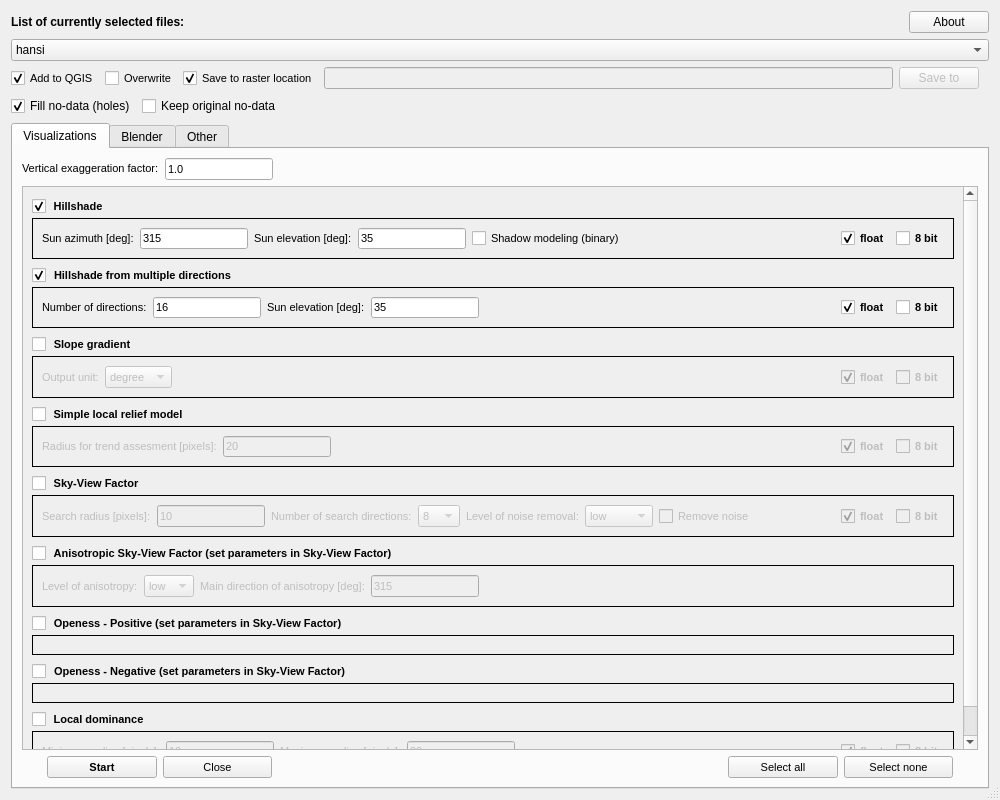
Qt form zip_build/rvt-qgis/qrvt_dialog_base.ui (EarthObservation/rvt-qgis) before a commit.
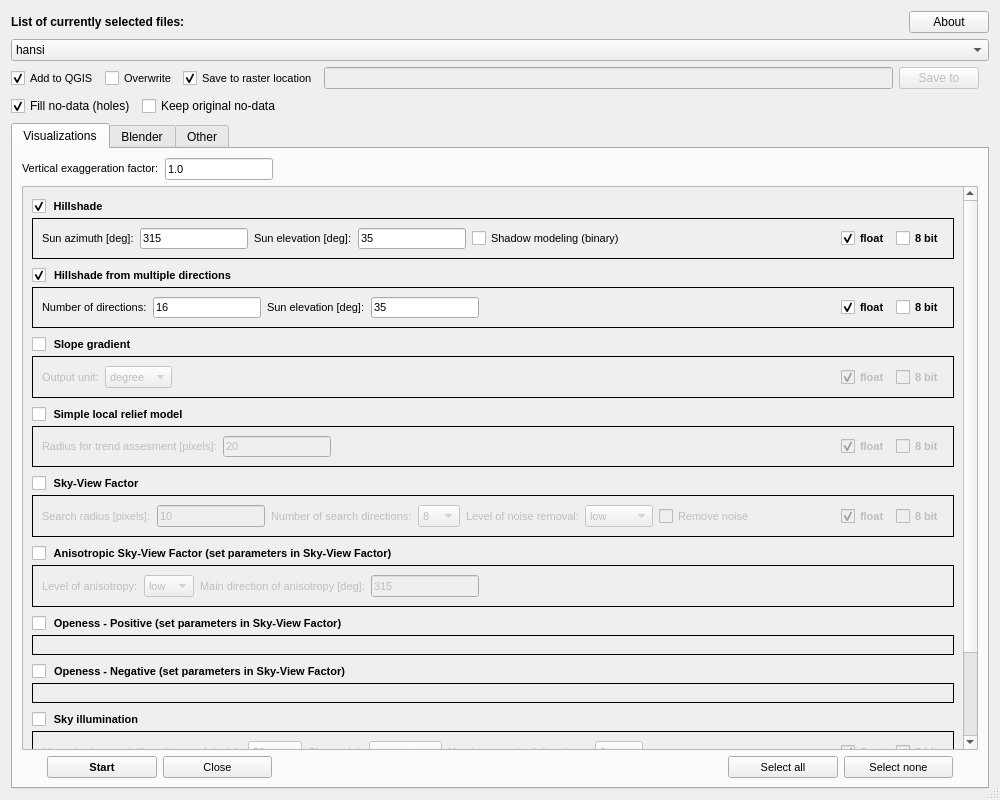
The same form after that commit. Custom widgets are drawn as their Qt base class.

Commit message: v0.6.0 fixed sky illumination

```diff
--- a/zip_build/rvt-qgis/qrvt_dialog_base.ui
+++ b/zip_build/rvt-qgis/qrvt_dialog_base.ui
@@ -345,12 +345,12 @@
                 <x>0</x>
                 <y>0</y>
                 <width>935</width>
-                <height>596</height>
+                <height>666</height>
                </rect>
               </property>
               <layout class="QVBoxLayout" name="verticalLayout_14">
                <item>
-                <layout class="QVBoxLayout" name="verticalLayout_6" stretch="2,2,2,2,2,2,2,2,2">
+                <layout class="QVBoxLayout" name="verticalLayout_6" stretch="2,2,2,2,2,2,2,2,2,2">
                  <property name="sizeConstraint">
                   <enum>QLayout::SetDefaultConstraint</enum>
                  </property>
@@ -1658,6 +1658,281 @@
                    <layout class="QHBoxLayout" name="horizontalLayout_21"/>
                   </widget>
                  </item>
+                 <item>
+                  <widget class="QGroupBox" name="group_illumination">
+                   <property name="enabled">
+                    <bool>true</bool>
+                   </property>
+                   <property name="sizePolicy">
+                    <sizepolicy hsizetype="Preferred" vsizetype="Preferred">
+                     <horstretch>0</horstretch>
+                     <verstretch>0</verstretch>
+                    </sizepolicy>
+                   </property>
+                   <property name="font">
+                    <font>
+                     <pointsize>8</pointsize>
+                     <weight>75</weight>
+                     <bold>true</bold>
+                    </font>
+                   </property>
+                   <property name="accessibleDescription">
+                    <string>sky_illumination</string>
+                   </property>
+                   <property name="title">
+                    <string>Sky illumination</string>
+                   </property>
+                   <property name="flat">
+                    <bool>false</bool>
+                   </property>
+                   <property name="checkable">
+                    <bool>true</bool>
+                   </property>
+                   <property name="checked">
+                    <bool>false</bool>
+                   </property>
+                   <layout class="QHBoxLayout" name="horizontalLayout_13" stretch="0,0,0">
+                    <item>
+                     <layout class="QHBoxLayout" name="horizontalLayout_2">
+                      <item>
+                       <widget class="QLabel" name="label_39">
+                        <property name="sizePolicy">
+                         <sizepolicy hsizetype="Preferred" vsizetype="Preferred">
+                          <horstretch>0</horstretch>
+                          <verstretch>0</verstretch>
+                         </sizepolicy>
+                        </property>
+                        <property name="font">
+                         <font>
+                          <pointsize>8</pointsize>
+                          <weight>50</weight>
+                          <bold>false</bold>
+                         </font>
+                        </property>
+                        <property name="text">
+                         <string>Max. shadow modelling distance [pixels]:</string>
+                        </property>
+                       </widget>
+                      </item>
+                      <item>
+                       <widget class="QComboBox" name="combo_sim_shadow_dist">
+                        <property name="sizePolicy">
+                         <sizepolicy hsizetype="Preferred" vsizetype="Preferred">
+                          <horstretch>0</horstretch>
+                          <verstretch>0</verstretch>
+                         </sizepolicy>
+                        </property>
+                        <property name="font">
+                         <font>
+                          <pointsize>8</pointsize>
+                          <weight>50</weight>
+                          <bold>false</bold>
+                         </font>
+                        </property>
+                        <property name="accessibleDescription">
+                         <string>max_shadow_dist</string>
+                        </property>
+                        <item>
+                         <property name="text">
+                          <string>50</string>
+                         </property>
+                        </item>
+                        <item>
+                         <property name="text">
+                          <string>100</string>
+                         </property>
+                        </item>
+                        <item>
+                         <property name="text">
+                          <string>500</string>
+                         </property>
+                        </item>
+                        <item>
+                         <property name="text">
+                          <string>1000</string>
+                         </property>
+                        </item>
+                       </widget>
+                      </item>
+                      <item>
+                       <widget class="QLabel" name="label_38">
+                        <property name="sizePolicy">
+                         <sizepolicy hsizetype="Preferred" vsizetype="Preferred">
+                          <horstretch>0</horstretch>
+                          <verstretch>0</verstretch>
+                         </sizepolicy>
+                        </property>
+                        <property name="font">
+                         <font>
+                          <pointsize>8</pointsize>
+                          <weight>50</weight>
+                          <bold>false</bold>
+                         </font>
+                        </property>
+                        <property name="text">
+                         <string>Sky model:</string>
+                        </property>
+                       </widget>
+                      </item>
+                      <item>
+                       <widget class="QComboBox" name="combo_sim_sky_mod">
+                        <property name="sizePolicy">
+                         <sizepolicy hsizetype="Preferred" vsizetype="Preferred">
+                          <horstretch>0</horstretch>
+                          <verstretch>0</verstretch>
+                         </sizepolicy>
+                        </property>
+                        <property name="font">
+                         <font>
+                          <pointsize>8</pointsize>
+                          <weight>50</weight>
+                          <bold>false</bold>
+                         </font>
+                        </property>
+                        <property name="accessibleDescription">
+                         <string>sky_model</string>
+                        </property>
+                        <item>
+                         <property name="text">
+                          <string>overcast</string>
+                         </property>
+                        </item>
+                        <item>
+                         <property name="text">
+                          <string>uniform</string>
+                         </property>
+                        </item>
+                       </widget>
+                      </item>
+                      <item>
+                       <widget class="QLabel" name="label_37">
+                        <property name="sizePolicy">
+                         <sizepolicy hsizetype="Preferred" vsizetype="Preferred">
+                          <horstretch>0</horstretch>
+                          <verstretch>0</verstretch>
+                         </sizepolicy>
+                        </property>
+                        <property name="font">
+                         <font>
+                          <pointsize>8</pointsize>
+                          <weight>50</weight>
+                          <bold>false</bold>
+                         </font>
+                        </property>
+                        <property name="text">
+                         <string>Number search of directions:</string>
+                        </property>
+                       </widget>
+                      </item>
+                      <item>
+                       <widget class="QComboBox" name="combo_sim_nr_dir">
+                        <property name="sizePolicy">
+                         <sizepolicy hsizetype="Preferred" vsizetype="Preferred">
+                          <horstretch>0</horstretch>
+                          <verstretch>0</verstretch>
+                         </sizepolicy>
+                        </property>
+                        <property name="font">
+                         <font>
+                          <pointsize>8</pointsize>
+                          <weight>50</weight>
+                          <bold>false</bold>
+                         </font>
+                        </property>
+                        <property name="accessibleDescription">
+                         <string>number_points</string>
+                        </property>
+                        <item>
+                         <property name="text">
+                          <string>8</string>
+                         </property>
+                        </item>
+                        <item>
+                         <property name="text">
+                          <string>16</string>
+                         </property>
+                        </item>
+                        <item>
+                         <property name="text">
+                          <string>32</string>
+                         </property>
+                        </item>
+                        <item>
+                         <property name="text">
+                          <string>64</string>
+                         </property>
+                        </item>
+                        <item>
+                         <property name="text">
+                          <string>128</string>
+                         </property>
+                        </item>
+                       </widget>
+                      </item>
+                     </layout>
+                    </item>
+                    <item>
+                     <spacer name="horizontalSpacer_15">
+                      <property name="orientation">
+                       <enum>Qt::Horizontal</enum>
+                      </property>
+                      <property name="sizeType">
+                       <enum>QSizePolicy::Expanding</enum>
+                      </property>
+                      <property name="sizeHint" stdset="0">
+                       <size>
+                        <width>0</width>
+                        <height>20</height>
+                       </size>
+                      </property>
+                     </spacer>
+                    </item>
+                    <item>
+                     <layout class="QHBoxLayout" name="horizontalLayout_14">
+                      <item>
+                       <widget class="QCheckBox" name="check_sim_float">
+                        <property name="sizePolicy">
+                         <sizepolicy hsizetype="Preferred" vsizetype="Preferred">
+                          <horstretch>0</horstretch>
+                          <verstretch>0</verstretch>
+                         </sizepolicy>
+                        </property>
+                        <property name="font">
+                         <font>
+                          <pointsize>8</pointsize>
+                         </font>
+                        </property>
+                        <property name="text">
+                         <string>float</string>
+                        </property>
+                        <property name="checked">
+                         <bool>true</bool>
+                        </property>
+                       </widget>
+                      </item>
+                      <item>
+                       <widget class="QCheckBox" name="check_sim_8bit">
+                        <property name="sizePolicy">
+                         <sizepolicy hsizetype="Preferred" vsizetype="Preferred">
+                          <horstretch>0</horstretch>
+                          <verstretch>0</verstretch>
+                         </sizepolicy>
+                        </property>
+                        <property name="font">
+                         <font>
+                          <pointsize>8</pointsize>
+                         </font>
+                        </property>
+                        <property name="text">
+                         <string>8 bit</string>
+                        </property>
+                       </widget>
+                      </item>
+                     </layout>
+                    </item>
+                   </layout>
+                  </widget>
+                 </item>
                  <item>
                   <widget class="QGroupBox" name="group_local_dominance">
                    <property name="enabled">
```
Left out of the diff: 25 changed lines with no effect on the pictures. The commit also changes 15 other files.
